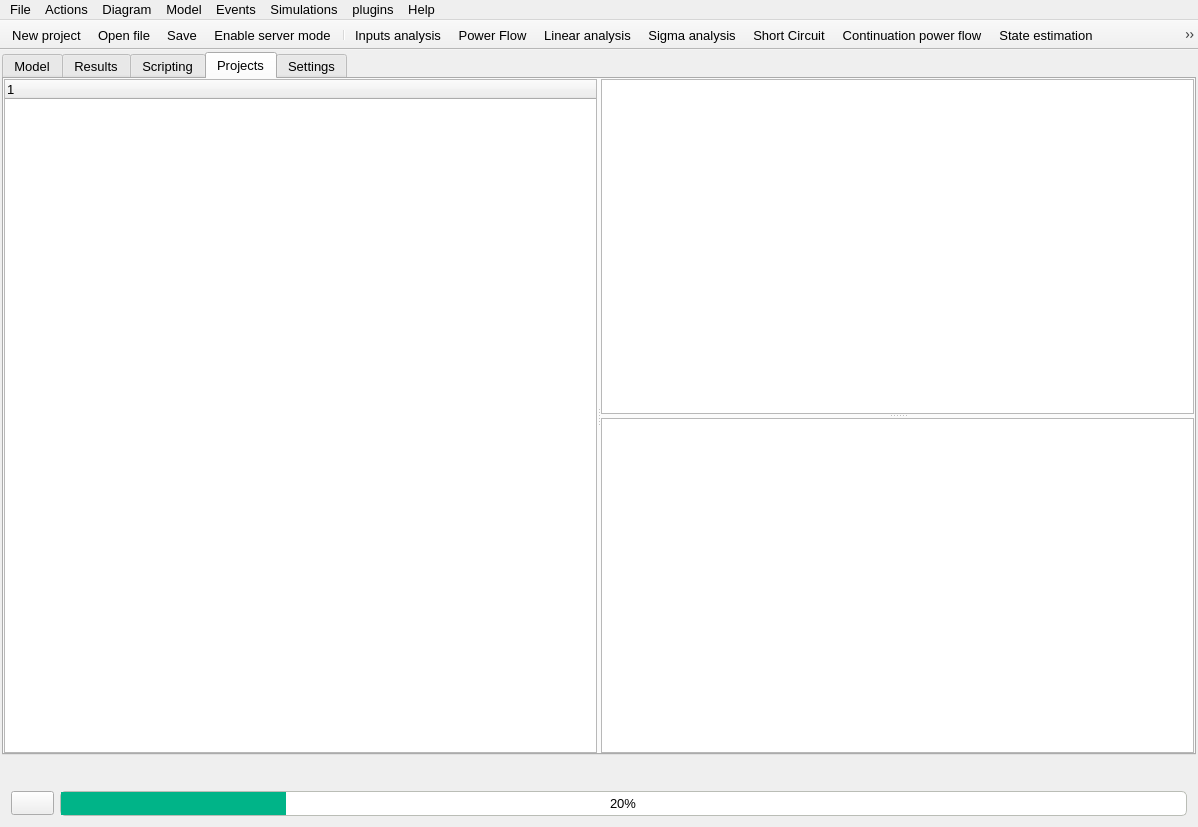
Old version of the form src/VeraGrid/Gui/Main/MainWindow.ui in the repository JordiBejarUPC/veragrid-hvdc-bipolar-pfc.
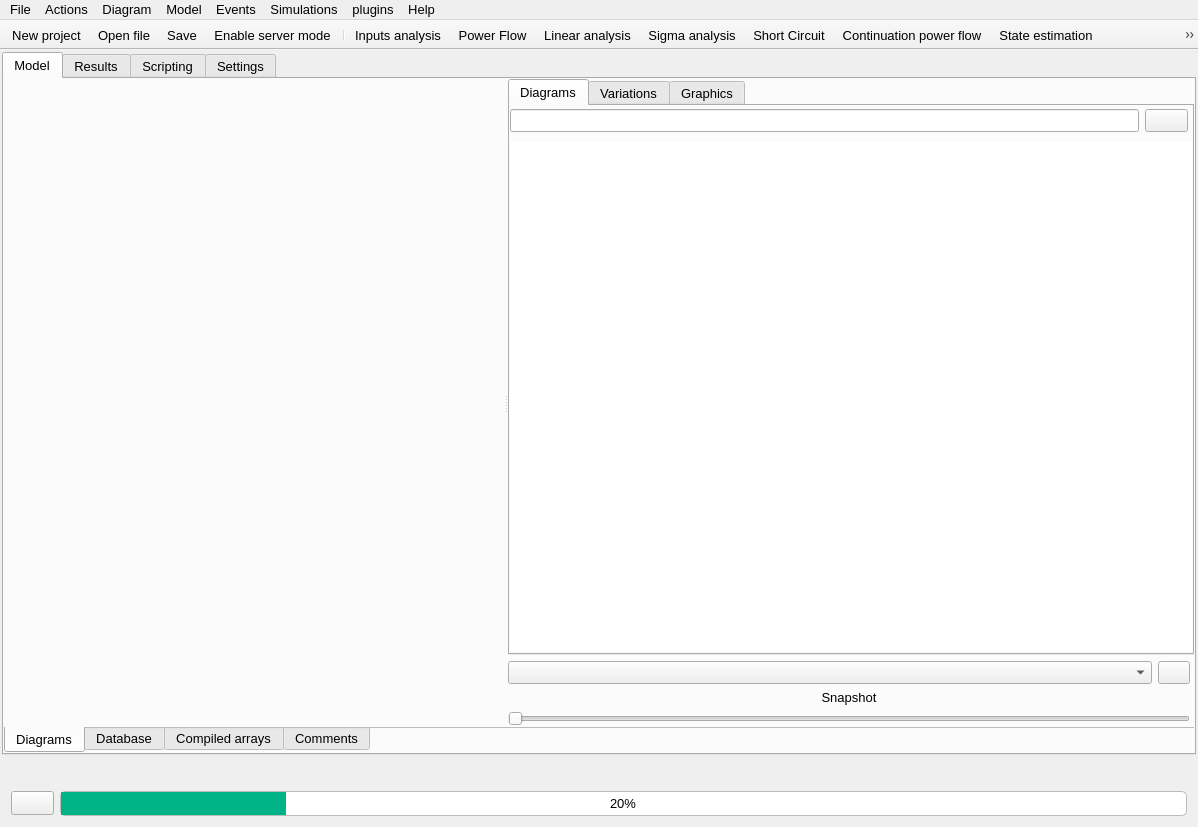
New version of the form. The open tabs and pages were chosen to show the change. Icons and pictures are not drawn.

Commit message: removed project tab Updated cim and cgmes icons

What changed in the file:
```diff
--- a/src/VeraGrid/Gui/Main/MainWindow.ui
+++ b/src/VeraGrid/Gui/Main/MainWindow.ui
@@ -3211,146 +3211,6 @@
         </item>
        </layout>
       </widget>
-      <widget class="QWidget" name="tab_12">
-       <attribute name="icon">
-        <iconset resource="../Icons/icons.qrc">
-         <normaloff>:/Icons/icons/new2.png</normaloff>:/Icons/icons/new2.png</iconset>
-       </attribute>
-       <attribute name="title">
-        <string>Projects</string>
-       </attribute>
-       <layout class="QVBoxLayout" name="verticalLayout_17">
-        <property name="leftMargin">
-         <number>0</number>
-        </property>
-        <property name="topMargin">
-         <number>0</number>
-        </property>
-        <property name="rightMargin">
-         <number>0</number>
-        </property>
-        <property name="bottomMargin">
-         <number>0</number>
-        </property>
-        <item>
-         <widget class="QSplitter" name="projectsSplitter">
-          <property name="orientation">
-           <enum>Qt::Orientation::Horizontal</enum>
-          </property>
-          <widget class="QFrame" name="frame_3">
-           <property name="frameShape">
-            <enum>QFrame::Shape::NoFrame</enum>
-           </property>
-           <property name="frameShadow">
-            <enum>QFrame::Shadow::Raised</enum>
-           </property>
-           <layout class="QVBoxLayout" name="verticalLayout_43">
-            <property name="leftMargin">
-             <number>0</number>
-            </property>
-            <property name="topMargin">
-             <number>0</number>
-            </property>
-            <property name="rightMargin">
-             <number>0</number>
-            </property>
-            <property name="bottomMargin">
-             <number>0</number>
-            </property>
-            <item>
-             <widget class="QTreeWidget" name="projectTreeWidget">
-              <column>
-               <property name="text">
-                <string notr="true">1</string>
-               </property>
-              </column>
-             </widget>
-            </item>
-           </layout>
-          </widget>
-          <widget class="QFrame" name="frame_22">
-           <property name="frameShape">
-            <enum>QFrame::Shape::NoFrame</enum>
-           </property>
-           <property name="frameShadow">
-            <enum>QFrame::Shadow::Raised</enum>
-           </property>
-           <layout class="QVBoxLayout" name="verticalLayout_36">
-            <property name="leftMargin">
-             <number>0</number>
-            </property>
-            <property name="topMargin">
-             <number>0</number>
-            </property>
-            <property name="rightMargin">
-             <number>0</number>
-            </property>
-            <property name="bottomMargin">
-             <number>0</number>
-            </property>
-            <item>
-             <widget class="QSplitter" name="splitter_3">
-              <property name="orientation">
-               <enum>Qt::Orientation::Vertical</enum>
-              </property>
-              <widget class="QFrame" name="frame_30">
-               <property name="frameShape">
-                <enum>QFrame::Shape::NoFrame</enum>
-               </property>
-               <property name="frameShadow">
-                <enum>QFrame::Shadow::Raised</enum>
-               </property>
-               <layout class="QVBoxLayout" name="verticalLayout_44">
-                <property name="leftMargin">
-                 <number>0</number>
-                </property>
-                <property name="topMargin">
-                 <number>0</number>
-                </property>
-                <property name="rightMargin">
-                 <number>0</number>
-                </property>
-                <property name="bottomMargin">
-                 <number>0</number>
-                </property>
-                <item>
-                 <widget class="QTableWidget" name="projectTableWidget"/>
-                </item>
-               </layout>
-              </widget>
-              <widget class="QFrame" name="frame_39">
-               <property name="frameShape">
-                <enum>QFrame::Shape::NoFrame</enum>
-               </property>
-               <property name="frameShadow">
-                <enum>QFrame::Shadow::Raised</enum>
-               </property>
-               <layout class="QVBoxLayout" name="verticalLayout_45">
-                <property name="leftMargin">
-                 <number>0</number>
-                </property>
-                <property name="topMargin">
-                 <number>0</number>
-                </property>
-                <property name="rightMargin">
-                 <number>0</number>
-                </property>
-                <property name="bottomMargin">
-                 <number>0</number>
-                </property>
-                <item>
-                 <widget class="QTextEdit" name="projectsTextEdit"/>
-                </item>
-               </layout>
-              </widget>
-             </widget>
-            </item>
-           </layout>
-          </widget>
-         </widget>
-        </item>
-       </layout>
-      </widget>
       <widget class="QWidget" name="SettingsTab">
        <attribute name="icon">
         <iconset resource="../Icons/icons.qrc">
```
Left out of the diff: 2 changed lines with no effect on the pictures. The commit also changes 11 other files.
